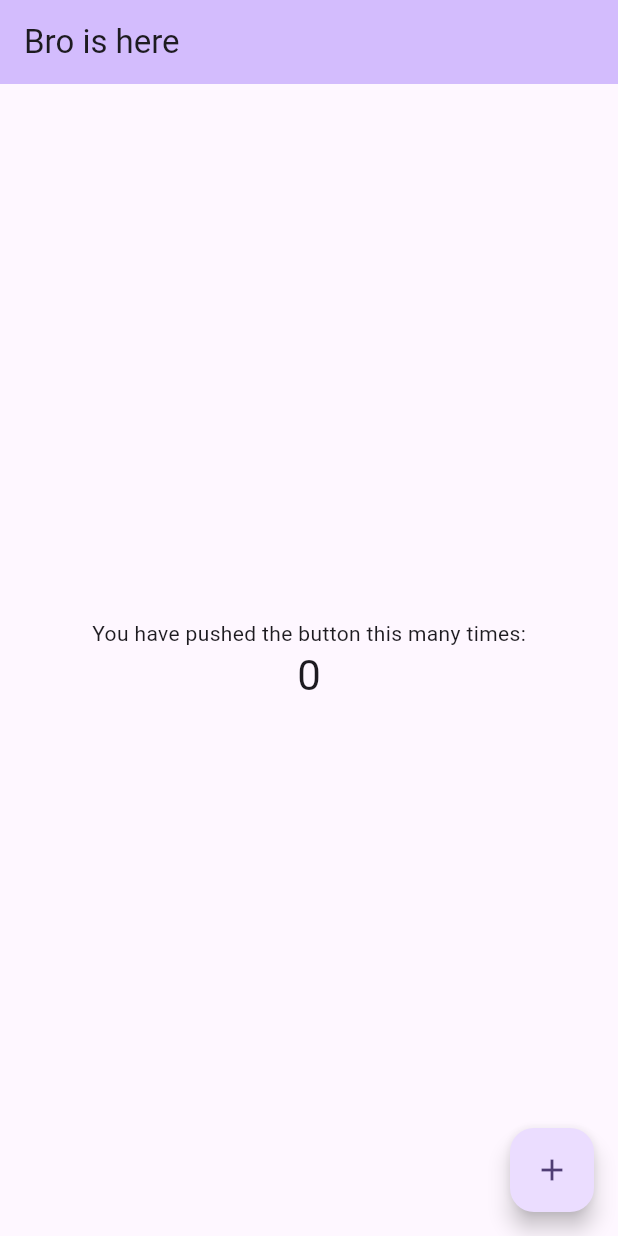
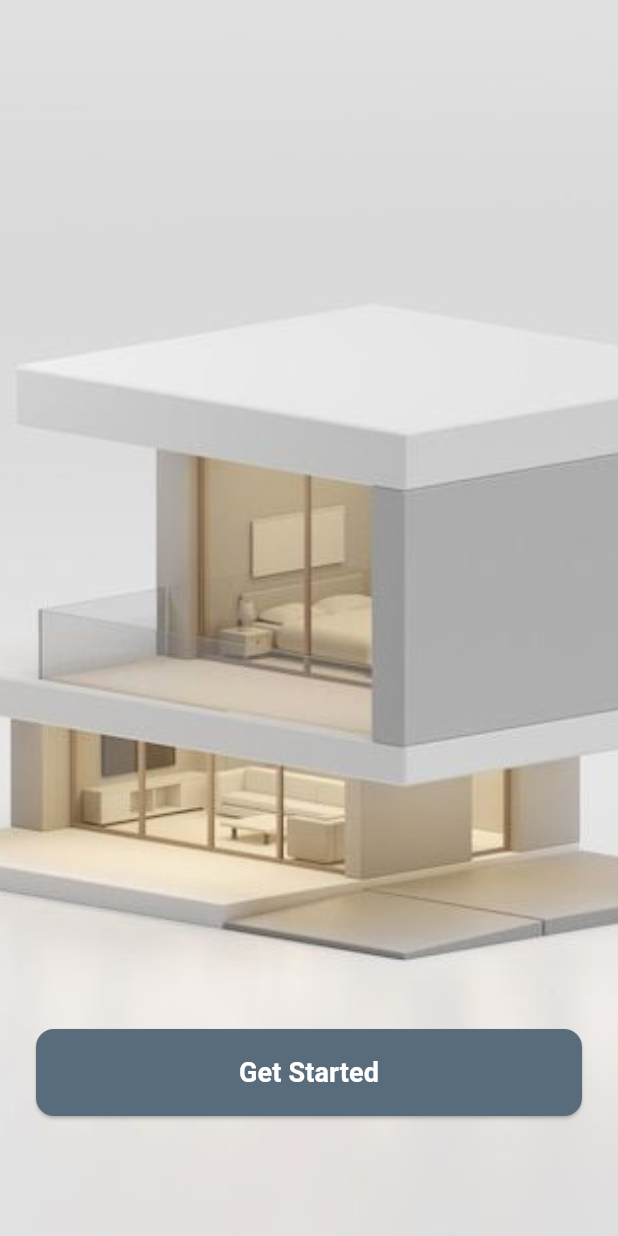
Before and after one commit to NMA19/arh_app, a Flutter app: the screen it shows after launch, on a phone screen of 412 x 824 dp. Run offline on Flutter 3.47's test engine with Material 3 defaults, Android fonts, the phone set to English and light mode, and no system bars.

Commit message:
welcome screen

```diff
--- a/lib/main.dart
+++ b/lib/main.dart
@@ -1,4 +1,5 @@
 import 'package:flutter/material.dart';
+import 'screens/welcome_screen.dart';
 
 void main() {
   runApp(const MyApp());
@@ -7,116 +8,16 @@
 class MyApp extends StatelessWidget {
   const MyApp({super.key});
 
-  // This widget is the root of your application.
   @override
   Widget build(BuildContext context) {
     return MaterialApp(
-      title: 'Flutter Demo',
+      debugShowCheckedModeBanner: false,
+      title: 'ARH App',
       theme: ThemeData(
-        // This is the theme of your application.
-        //
-        // TRY THIS: Try running your application with "flutter run". You'll see
-        // the application has a purple toolbar. Then, without quitting the app,
-        // try changing the seedColor in the colorScheme below to Colors.green
-        // and then invoke "hot reload" (save your changes or press the "hot
-        // reload" button in a Flutter-supported IDE, or press "r" if you used
-        // the command line to start the app).
-        //
-        // Notice that the counter didn't reset back to zero; the application
-        // state is not lost during the reload. To reset the state, use hot
-        // restart instead.
-        //
-        // This works for code too, not just values: Most code changes can be
-        // tested with just a hot reload.
-        colorScheme: ColorScheme.fromSeed(seedColor: Colors.deepPurple),
+        primarySwatch: Colors.blue,
+        useMaterial3: true,
       ),
-      home: const MyHomePage(title: 'Bro is here '),
+      home: const WelcomeScreen(),
     );
   }
 }
-
-class MyHomePage extends StatefulWidget {
-  const MyHomePage({super.key, required this.title});
-
-  // This widget is the home page of your application. It is stateful, meaning
-  // that it has a State object (defined below) that contains fields that affect
-  // how it looks.
-
-  // This class is the configuration for the state. It holds the values (in this
-  // case the title) provided by the parent (in this case the App widget) and
-  // used by the build method of the State. Fields in a Widget subclass are
-  // always marked "final".
-
-  final String title;
-
-  @override
-  State<MyHomePage> createState() => _MyHomePageState();
-}
-
-class _MyHomePageState extends State<MyHomePage> {
-  int _counter = 0;
-
-  void _incrementCounter() {
-    setState(() {
-      // This call to setState tells the Flutter framework that something has
-      // changed in this State, which causes it to rerun the build method below
-      // so that the display can reflect the updated values. If we changed
-      // _counter without calling setState(), then the build method would not be
-      // called again, and so nothing would appear to happen.
-      _counter++;
-    });
-  }
-
-  @override
-  Widget build(BuildContext context) {
-    // This method is rerun every time setState is called, for instance as done
-    // by the _incrementCounter method above.
-    //
-    // The Flutter framework has been optimized to make rerunning build methods
-    // fast, so that you can just rebuild anything that needs updating rather
-    // than having to individually change instances of widgets.
-    return Scaffold(
-      appBar: AppBar(
-        // TRY THIS: Try changing the color here to a specific color (to
-        // Colors.amber, perhaps?) and trigger a hot reload to see the AppBar
-        // change color while the other colors stay the same.
-        backgroundColor: Theme.of(context).colorScheme.inversePrimary,
-        // Here we take the value from the MyHomePage object that was created by
-        // the App.build method, and use it to set our appbar title.
-        title: Text(widget.title),
-      ),
-      body: Center(
-        // Center is a layout widget. It takes a single child and positions it
-        // in the middle of the parent.
-        child: Column(
-          // Column is also a layout widget. It takes a list of children and
-          // arranges them vertically. By default, it sizes itself to fit its
-          // children horizontally, and tries to be as tall as its parent.
-          //
-          // Column has various properties to control how it sizes itself and
-          // how it positions its children. Here we use mainAxisAlignment to
-          // center the children vertically; the main axis here is the vertical
-          // axis because Columns are vertical (the cross axis would be
-          // horizontal).
-          //
-          // TRY THIS: Invoke "debug painting" (choose the "Toggle Debug Paint"
-          // action in the IDE, or press "p" in the console), to see the
-          // wireframe for each widget.
-          mainAxisAlignment: MainAxisAlignment.center,
-          children: <Widget>[
-            const Text('You have pushed the button this many times:'),
-            Text(
-              '$_counter',
-              style: Theme.of(context).textTheme.headlineMedium,
-            ),
-          ],
-        ),
-      ),
-      floatingActionButton: FloatingActionButton(
-        onPressed: _incrementCounter,
-        tooltip: 'Increment',
-        child: const Icon(Icons.add),
-      ), // This trailing comma makes auto-formatting nicer for build methods.
-    );
-  }
-}
--- /dev/null
+++ b/lib/screens/welcome_screen.dart
@@ -0,0 +1,56 @@
+import 'package:flutter/material.dart';
+import 'signup_screen.dart';
+
+class WelcomeScreen extends StatelessWidget {
+  const WelcomeScreen({super.key});
+
+  @override
+  Widget build(BuildContext context) {
+    return Scaffold(
+      body: Stack(
+        children: [
+          // ✅ Background image that covers the screen
+          Positioned.fill(
+            child: Image.asset(
+              'assets/images/welcome.jpg',
+              fit: BoxFit.cover,
+            ),
+          ),
+
+          // ✅ Positioned button at bottom center with left shift
+          Positioned(
+            left: 24,
+            right: 24,
+            bottom: 80,
+            child: SizedBox(
+              width: double.infinity,
+              child: ElevatedButton(
+                style: ElevatedButton.styleFrom(
+                  backgroundColor: const Color(0xFF586C7C),
+                  padding: const EdgeInsets.symmetric(vertical: 16),
+                  shape: RoundedRectangleBorder(
+                    borderRadius: BorderRadius.circular(12),
+                  ),
+                ),
+                onPressed: () {
+                  Navigator.push(
+                    context,
+                    MaterialPageRoute(builder: (_) => const SignUpScreen()),
+                  );
+                },
+                child: const Text(
+                  'Get Started',
+                  style: TextStyle(
+                    fontSize: 18,
+                    fontWeight: FontWeight.bold,
+                    color: Colors.white,
+                  ),
+                ),
+              ),
+            ),
+          ),
+        ],
+      ),
+    );
+  }
+}
```
Also changed, not shown: lib/screens/signup_screen.dart (added, +43 -0 lines), pubspec.yaml (+3 -67 lines), assets/images/welcome.jpg (added), lib/screens/login_screen.dart (added), lib/screens/otp_screen.dart (added), lib/screens/reset_password_screen.dart (added), lib/screens/success_screen.dart (added).
